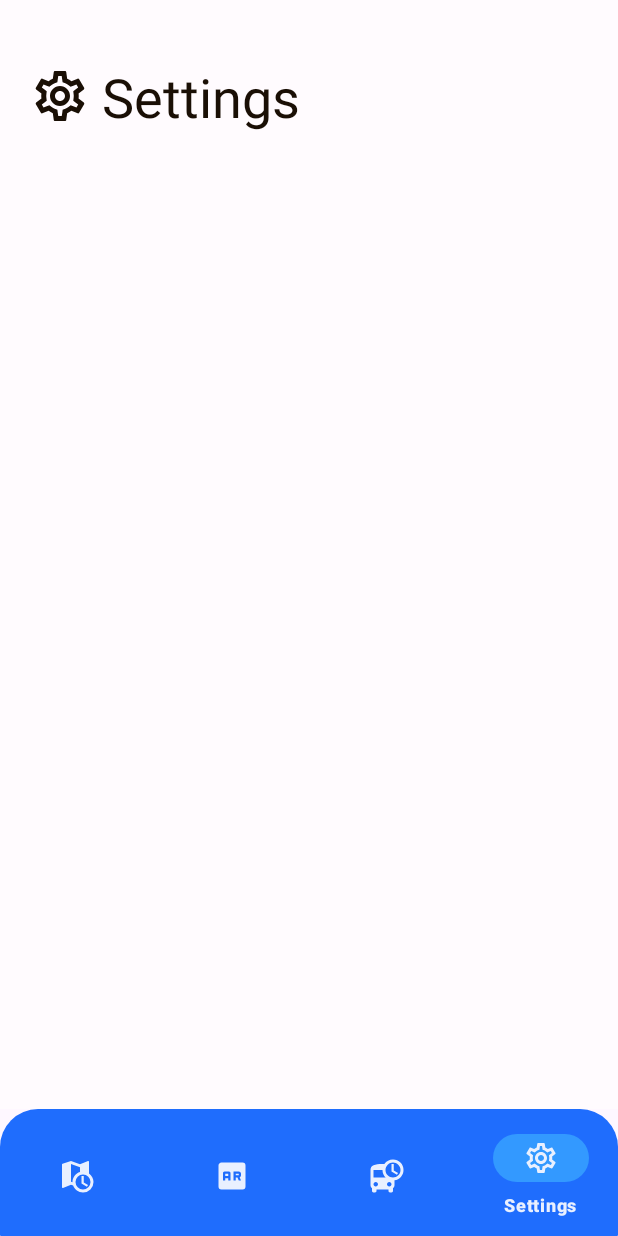
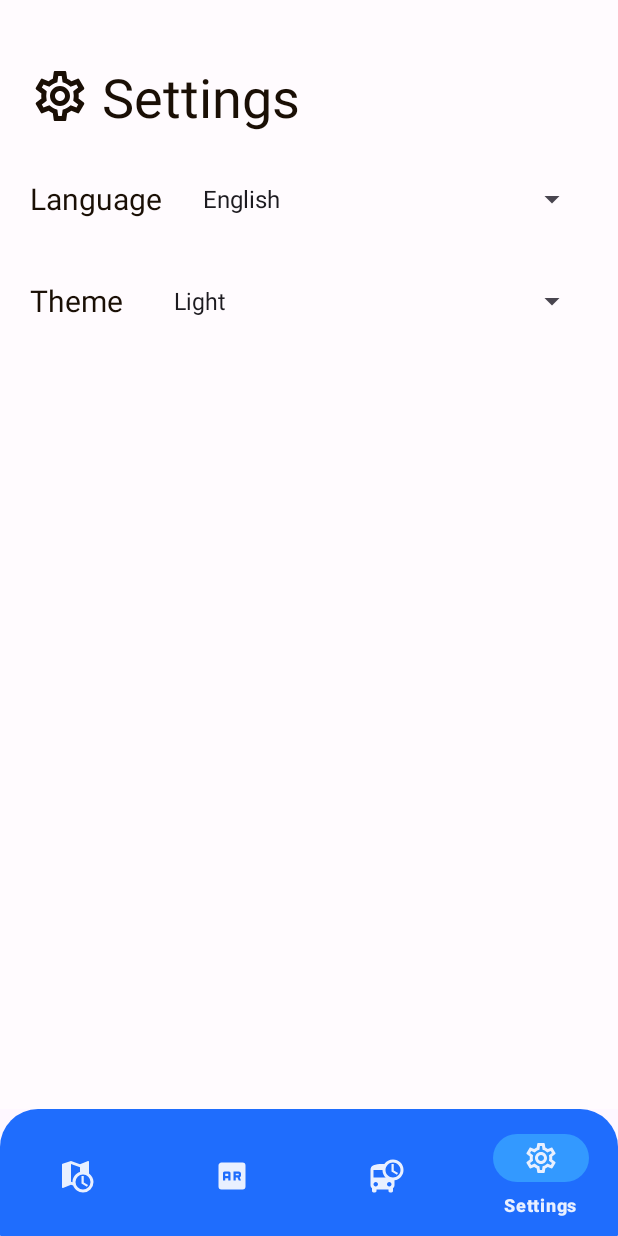
Before and after one commit to enricofg/SUM-Android, an Android app: the SettingsFragment screen opened through its navigation route, on a phone screen of 412 x 824 dp. Run offline under Robolectric (Android 15) with nearby library versions, the phone set to English and light mode, and no system bars; our stand-ins replace navigation-ui.

Commit message:
Pt strings, settings page with dropdowns

```diff
--- a/app/src/main/java/com/example/sum/ui/settings/SettingsFragment.kt
+++ b/app/src/main/java/com/example/sum/ui/settings/SettingsFragment.kt
@@ -5,7 +5,8 @@ import androidx.fragment.app.Fragment
 import android.view.LayoutInflater
 import android.view.View
 import android.view.ViewGroup
-import com.example.sum.R
+import android.widget.AdapterView
+import android.widget.ArrayAdapter
 import com.example.sum.databinding.FragmentSettingsBinding
 
 class SettingsFragment : Fragment() {
@@ -23,7 +24,61 @@ class SettingsFragment : Fragment() {
     ): View {
 
         _binding = FragmentSettingsBinding.inflate(inflater, container, false)
+        val languages = arrayOf("English", "Portuguese") //TODO: add flags next to text
+        val themes = arrayOf("Light", "Dark") //TODO: add flags next to text
         val root: View = binding.root
+        val languageOptions = binding.languageOptions
+        val themesOptions = binding.themesOptions
+
+        /**languages options list*/
+        //languages options list
+        val languageOptionsListAdapter = activity?.let {
+            ArrayAdapter(
+                it,
+                android.R.layout.simple_spinner_item,
+                languages
+            )
+        }
+        languageOptions.adapter =
+            languageOptionsListAdapter //set the list adapter for the starting point optins view element
+
+        languageOptions?.onItemSelectedListener = object : AdapterView.OnItemSelectedListener {
+            override fun onNothingSelected(parent: AdapterView<*>?) {
+
+            }
+
+            override fun onItemSelected(
+                parent: AdapterView<*>?,
+                view: View?,
+                position: Int,
+                id: Long
+            ) {
+                if (position == 1) {
+                    activity?.let {
+                        val context = LocaleHelper.setLocale(it, "en");
+
+                    }
+                } else if (position == 2) {
+                    activity?.let {
+                        val context = LocaleHelper.setLocale(it, "pt");
+                        val resources = context.resources;
+                    }
+                }
+            }
+
+        }
+
+        /**languages options list*/
+        //languages options list
+        val themeOptionsListAdapter = activity?.let {
+            ArrayAdapter(
+                it,
+                android.R.layout.simple_spinner_item,
+                themes
+            )
+        }
+        themesOptions.adapter =
+            themeOptionsListAdapter
 
         return root
     }
--- a/app/src/main/res/layout/fragment_bus.xml
+++ b/app/src/main/res/layout/fragment_bus.xml
@@ -24,7 +24,6 @@
             android:layout_gravity="center"
             android:layout_marginEnd="8dp"
             android:layout_weight="1"
-            android:contentDescription="@string/bus_icon"
             android:src="@drawable/ic_baseline_bus_clock_24"
             app:tint="@color/dark_gold_contrast" />
 
--- a/app/src/main/res/layout/fragment_settings.xml
+++ b/app/src/main/res/layout/fragment_settings.xml
@@ -9,7 +9,7 @@
     tools:context=".ui.settings.SettingsFragment">
 
     <LinearLayout
-        android:id="@+id/linearLayout"
+        android:id="@+id/linearLayout4"
         android:layout_width="wrap_content"
         android:layout_height="wrap_content"
         android:layout_marginStart="20dp"
@@ -42,4 +42,80 @@
             android:textSize="36sp" />
     </LinearLayout>
 
+    <LinearLayout
+        android:id="@+id/linearLayout5"
+        android:layout_width="0dp"
+        android:layout_height="wrap_content"
+        android:layout_marginStart="20dp"
+        android:layout_marginTop="20dp"
+        android:layout_marginEnd="20dp"
+        android:orientation="horizontal"
+        app:layout_constraintEnd_toEndOf="parent"
+        app:layout_constraintStart_toStartOf="parent"
+        app:layout_constraintTop_toBottomOf="@+id/linearLayout4">
+
+        <TextView
+            android:id="@+id/textView2"
+            android:layout_width="wrap_content"
+            android:layout_height="match_parent"
+            android:layout_marginEnd="8dp"
+            android:layout_weight="0.1"
+            android:autoSizeMaxTextSize="44sp"
+            android:autoSizeMinTextSize="18sp"
+            android:gravity="center_vertical"
+            android:text="@string/language"
+            android:textColor="@color/dark_gold_contrast"
+            android:textSize="20sp" />
+
+        <Spinner
+            android:id="@+id/languageOptions"
+            android:layout_width="wrap_content"
+            android:layout_height="wrap_content"
+            android:layout_weight="1"
+            android:contentDescription="@string/language"
+            android:gravity="center|center_vertical"
+            android:minHeight="48dp"
+            android:spinnerMode="dropdown"
+            tools:ignore="DuplicateSpeakableTextCheck" />
+
+    </LinearLayout>
+
+    <LinearLayout
+        android:id="@+id/linearLayout6"
+        android:layout_width="0dp"
+        android:layout_height="wrap_content"
+        android:layout_marginStart="20dp"
+        android:layout_marginTop="20dp"
+        android:layout_marginEnd="20dp"
+        android:orientation="horizontal"
+        app:layout_constraintEnd_toEndOf="parent"
+        app:layout_constraintStart_toStartOf="parent"
+        app:layout_constraintTop_toBottomOf="@+id/linearLayout5">
+
+        <TextView
+            android:id="@+id/textView6"
+            android:layout_width="wrap_content"
+            android:layout_height="match_parent"
+            android:layout_marginEnd="8dp"
+            android:layout_weight="0.1"
+            android:autoSizeMaxTextSize="44sp"
+            android:autoSizeMinTextSize="18sp"
+            android:gravity="center_vertical"
+            android:text="@string/theme"
+            android:textColor="@color/dark_gold_contrast"
+            android:textSize="20sp" />
+
+        <Spinner
+            android:id="@+id/themesOptions"
+            android:layout_width="wrap_content"
+            android:layout_height="wrap_content"
+            android:layout_weight="1"
+            android:contentDescription="@string/language"
+            android:gravity="center|center_vertical"
+            android:minHeight="48dp"
+            android:spinnerMode="dropdown"
+            tools:ignore="DuplicateSpeakableTextCheck" />
+
+    </LinearLayout>
+
 </androidx.constraintlayout.widget.ConstraintLayout>
--- a/app/src/main/res/values/strings.xml
+++ b/app/src/main/res/values/strings.xml
@@ -2,17 +2,17 @@
     <string name="app_name">SUM</string>
     <string name="title_home">Home</string>
     <string name="title_map">Map</string>
-    <string name="title_dashboard">Dashboard</string>
+    <string name="title_dashboard" translatable="false">Dashboard</string>
     <string name="title_camera">Camera</string>
     <string name="title_notifications">Notifications</string>
-    <string name="title_bus">Bus</string>
-    <string name="title_activity_maps">MapsActivity</string>
+    <string name="title_bus" translatable="false">Bus</string>
     <string name="title_schedules">Schedules</string>
     <string name="schedule">Schedule</string>
-    <string name="bus_icon">Bus Icon</string>
     <string name="text_departure">Departure:</string>
     <string name="text_startingpoint">Starting point:</string>
     <string name="departure_date">Departure date</string>
     <string name="search">Search</string>
     <string name="title_settings">Settings</string>
+    <string name="language">Language</string>
+    <string name="theme">Theme</string>
 </resources>
```
Also changed, not shown: app/src/main/java/com/example/sum/LocaleHelper.kt (added, +52 -0 lines), 1 other file.
